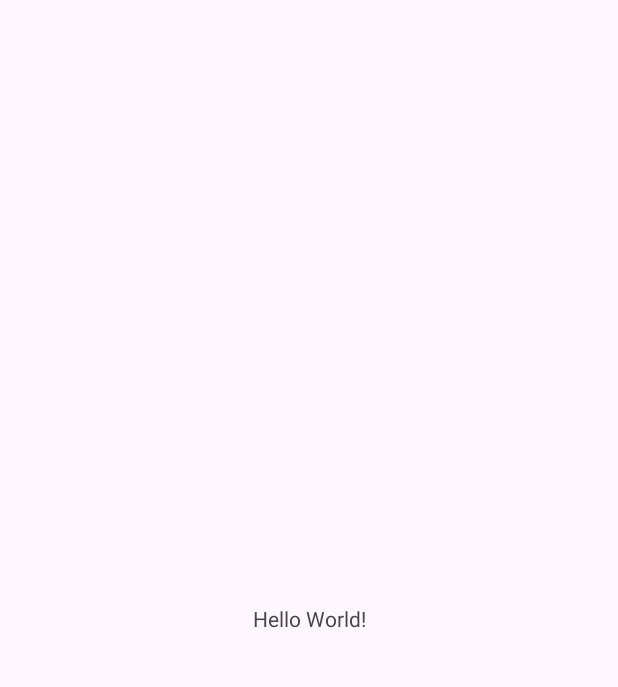
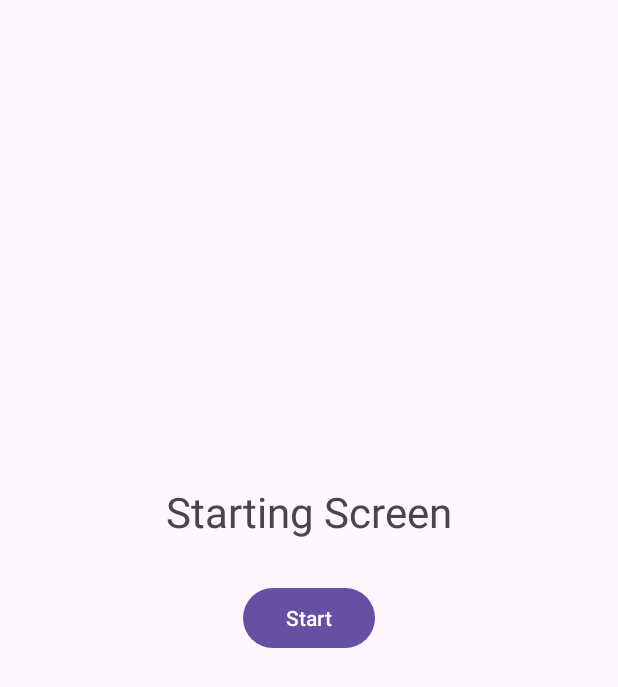
Before and after one commit to vincentbantog/logika, an Android app: the screen it shows after launch (MainActivity), on a phone screen of 412 x 824 dp. Before the commit the part shown is almost empty. Shown: the top 687 px of the screen. Run offline under Robolectric (Android 15) with nearby library versions, the phone set to English and light mode, and no system bars.

Commit message:
Second Commit - 09-30-23 Created a start page

```diff
--- a/app/src/main/java/com/example/logika/MainActivity.java
+++ b/app/src/main/java/com/example/logika/MainActivity.java
@@ -10,5 +10,6 @@
     protected void onCreate(Bundle savedInstanceState) {
         super.onCreate(savedInstanceState);
         setContentView(R.layout.activity_main);
+
     }
 }
--- a/app/src/main/res/layout/activity_main.xml
+++ b/app/src/main/res/layout/activity_main.xml
@@ -1,5 +1,5 @@
 <?xml version="1.0" encoding="utf-8"?>
-<androidx.constraintlayout.widget.ConstraintLayout xmlns:android="http://schemas.android.com/apk/res/android"
+<RelativeLayout xmlns:android="http://schemas.android.com/apk/res/android"
     xmlns:app="http://schemas.android.com/apk/res-auto"
     xmlns:tools="http://schemas.android.com/tools"
     android:layout_width="match_parent"
@@ -9,10 +9,17 @@
     <TextView
         android:layout_width="wrap_content"
         android:layout_height="wrap_content"
-        android:text="Hello World!"
-        app:layout_constraintBottom_toBottomOf="parent"
-        app:layout_constraintEnd_toEndOf="parent"
-        app:layout_constraintStart_toStartOf="parent"
-        app:layout_constraintTop_toTopOf="parent" />
+        android:layout_above="@+id/btnStart"
+        android:text="Starting Screen"
+        android:layout_centerHorizontal="true"
+        android:layout_marginBottom="28dp"
+        android:textSize="28dp"/>
 
-</androidx.constraintlayout.widget.ConstraintLayout>
+    <Button
+        android:layout_width="wrap_content"
+        android:layout_height="wrap_content"
+        android:layout_centerInParent="true"
+        android:text="Start"
+        android:id="@+id/btnStart"/>
+
+</RelativeLayout>
```
